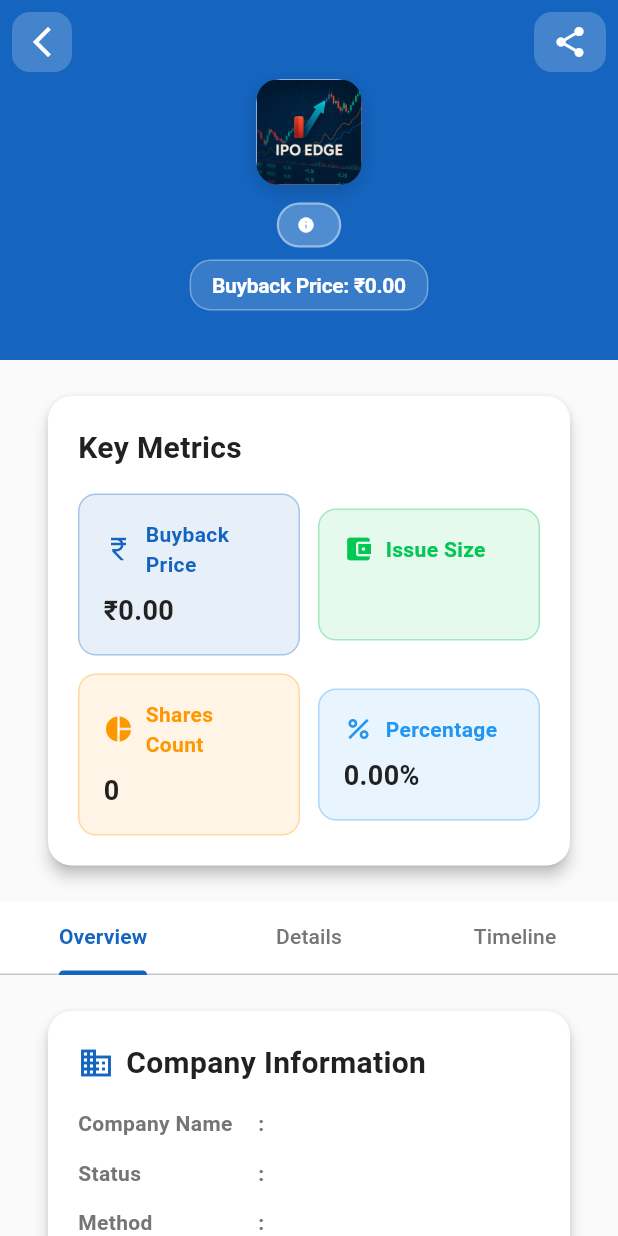
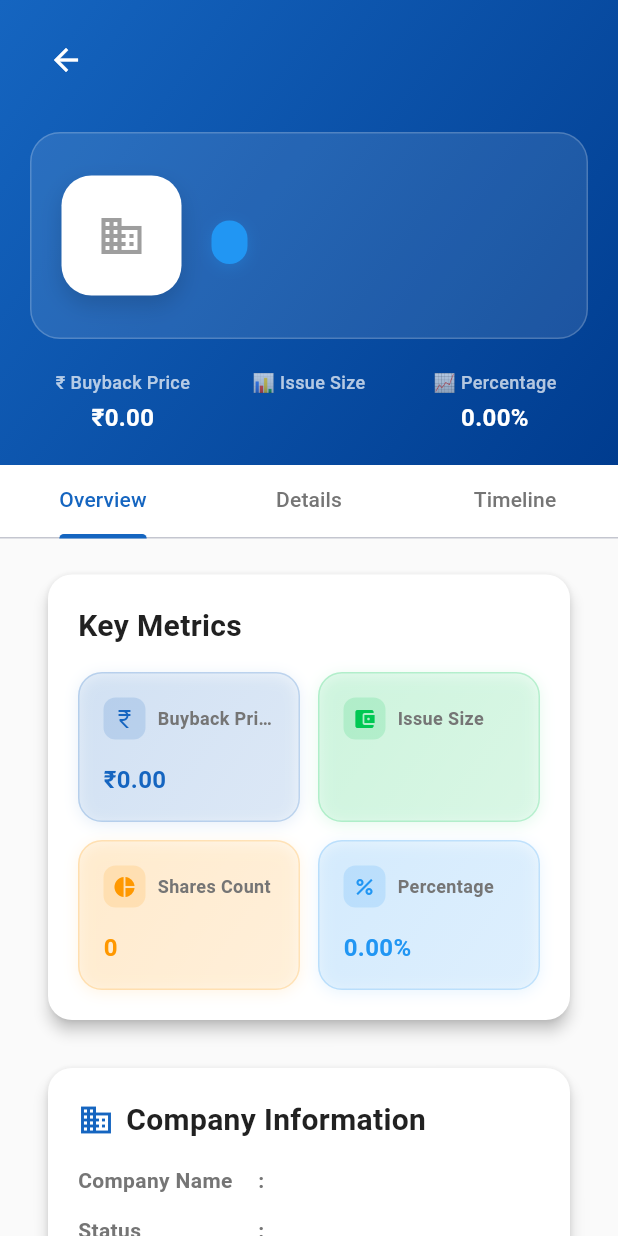
Before and after one commit to secretdeveloper90/ipoedge-app, a Flutter app: the BuybackDetailScreen screen opened directly with empty values, on a phone screen of 412 x 824 dp. Run offline on Flutter 3.47's test engine with Material 3 defaults, Android fonts, the phone set to English and light mode, and no system bars; our stand-ins replace cached_network_image, flutter_svg; network calls fail.

Commit message:
fixed the ui of buyback details page

```diff
--- a/lib/screens/buyback_detail_screen.dart
+++ b/lib/screens/buyback_detail_screen.dart
@@ -34,222 +34,17 @@ class _BuybackDetailScreenState extends State<BuybackDetailScreen>
   Widget build(BuildContext context) {
     return Scaffold(
       backgroundColor: Colors.grey[50],
-      body: CustomScrollView(
-        slivers: [
-          // Enhanced App Bar with modern hero section
-          SliverAppBar(
-            expandedHeight: 240,
-            floating: false,
-            pinned: true,
-            backgroundColor: AppColors.primary,
-            elevation: 0,
-            leading: Container(
-              margin: const EdgeInsets.all(8),
-              decoration: BoxDecoration(
-                color: Colors.white.withOpacity(0.2),
-                borderRadius: BorderRadius.circular(12),
-              ),
-              child: IconButton(
-                icon: const Icon(Icons.arrow_back_ios_new, color: Colors.white),
-                onPressed: () => Navigator.pop(context),
-              ),
-            ),
-            actions: [
+      body: Column(
+        children: [
+          _buildModernHeader(),
           Container(
-                margin: const EdgeInsets.all(8),
-                decoration: BoxDecoration(
-                  color: Colors.white.withOpacity(0.2),
-                  borderRadius: BorderRadius.circular(12),
-                ),
-                child: IconButton(
-                  icon: const Icon(Icons.share, color: Colors.white),
-                  onPressed: () {
-                    // Add share functionality
-                  },
-                ),
-              ),
-            ],
-            flexibleSpace: FlexibleSpaceBar(
-              title: Container(
-                width: double.infinity,
-                padding: const EdgeInsets.symmetric(horizontal: 16),
-                child: Text(
-                  widget.buyback.companyName,
-                  style: const TextStyle(
             color: Colors.white,
-                    fontWeight: FontWeight.w700,
-                    fontSize: 16,
-                    letterSpacing: -0.3,
-                  ),
-                  maxLines: 2,
-                  overflow: TextOverflow.ellipsis,
-                  textAlign: TextAlign.left,
-                ),
-              ),
-              titlePadding:
-                  const EdgeInsets.only(left: 0, bottom: 16, right: 16),
-              background: Container(
-                decoration: BoxDecoration(
-                  gradient: LinearGradient(
-                    begin: Alignment.topLeft,
-                    end: Alignment.bottomRight,
-                    colors: [
-                      AppColors.primary,
-                      AppColors.primary.withOpacity(0.9),
-                      AppColors.primary.withOpacity(0.8),
-                    ],
-                  ),
-                ),
-                child: SafeArea(
-                  child: Padding(
-                    padding: const EdgeInsets.symmetric(
-                        horizontal: 20, vertical: 16),
-                    child: Column(
-                      mainAxisAlignment: MainAxisAlignment.center,
-                      mainAxisSize: MainAxisSize.min,
-                      children: [
-                        const SizedBox(height: 20),
-                        // Enhanced Company logo with better styling
-                        Hero(
-                          tag: 'buyback-logo-${widget.buyback.id}',
-                          child: Container(
-                            width: 70,
-                            height: 70,
-                            decoration: BoxDecoration(
-                              borderRadius: BorderRadius.circular(16),
-                              color: Colors.white,
-                              boxShadow: [
-                                BoxShadow(
-                                  color: Colors.black.withOpacity(0.15),
-                                  blurRadius: 12,
-                                  offset: const Offset(0, 4),
-                                  spreadRadius: 1,
-                                ),
-                              ],
-                            ),
-                            child: ClipRRect(
-                              borderRadius: BorderRadius.circular(14),
-                              child: Image.network(
-                                widget.buyback.logo,
-                                fit: BoxFit.contain,
-                                errorBuilder: (context, error, stackTrace) {
-                                  return Image.asset(
-                                    'assets/images/ipo-edge-logo.jpeg',
-                                    fit: BoxFit.contain,
-                                    errorBuilder: (context, error, stackTrace) {
-                                      return Container(
-                                        decoration: BoxDecoration(
-                                          color: Colors.white,
-                                          borderRadius:
-                                              BorderRadius.circular(14),
-                                        ),
-                                        child: const Icon(
-                                          Icons.business_rounded,
-                                          color: AppColors.primary,
-                                          size: 35,
-                                        ),
-                                      );
-                                    },
-                                  );
-                                },
-                              ),
-                            ),
-                          ),
-                        ),
-                        const SizedBox(height: 12),
-                        // Enhanced status badge
-                        Container(
-                          padding: const EdgeInsets.symmetric(
-                            horizontal: 12,
-                            vertical: 5,
-                          ),
-                          decoration: BoxDecoration(
-                            color: Colors.white.withOpacity(0.25),
-                            borderRadius: BorderRadius.circular(18),
-                            border: Border.all(
-                              color: Colors.white.withOpacity(0.4),
-                              width: 1.5,
-                            ),
-                          ),
-                          child: Row(
-                            mainAxisSize: MainAxisSize.min,
-                            children: [
-                              Icon(
-                                _getStatusIcon(),
-                                color: Colors.white,
-                                size: 12,
-                              ),
-                              const SizedBox(width: 4),
-                              Text(
-                                widget.buyback.statusDisplayName,
-                                style: const TextStyle(
-                                  color: Colors.white,
-                                  fontSize: 12,
-                                  fontWeight: FontWeight.w600,
-                                ),
-                              ),
-                            ],
-                          ),
-                        ),
-                        const SizedBox(height: 8),
-                        // Buyback price highlight
-                        Container(
-                          padding: const EdgeInsets.symmetric(
-                            horizontal: 14,
-                            vertical: 6,
-                          ),
-                          decoration: BoxDecoration(
-                            color: Colors.white.withOpacity(0.15),
-                            borderRadius: BorderRadius.circular(14),
-                            border: Border.all(
-                              color: Colors.white.withOpacity(0.3),
-                              width: 1,
-                            ),
-                          ),
-                          child: Text(
-                            'Buyback Price: ${widget.buyback.formattedBuybackPrice}',
-                            style: const TextStyle(
-                              color: Colors.white,
-                              fontSize: 14,
-                              fontWeight: FontWeight.w700,
-                              letterSpacing: -0.2,
-                            ),
-                          ),
-                        ),
-                      ],
-                    ),
-                  ),
-                ),
-              ),
-            ),
-          ),
-
-          // Key Metrics Header
-          SliverToBoxAdapter(
-            child: Container(
-              margin: const EdgeInsets.all(16),
-              child: _buildKeyMetricsCard(),
-            ),
-          ),
-
-          // Tab Bar
-          SliverPersistentHeader(
-            pinned: true,
-            delegate: _SliverTabBarDelegate(
-              TabBar(
+            child: TabBar(
               controller: _tabController,
               labelColor: AppColors.primary,
-                unselectedLabelColor: AppColors.textSecondary,
+              unselectedLabelColor: Colors.grey[600],
               indicatorColor: AppColors.primary,
               indicatorWeight: 3,
-                labelStyle: const TextStyle(
-                  fontWeight: FontWeight.bold,
-                  fontSize: 14,
-                ),
-                unselectedLabelStyle: const TextStyle(
-                  fontWeight: FontWeight.w500,
-                  fontSize: 14,
-                ),
               tabs: const [
                 Tab(text: 'Overview'),
                 Tab(text: 'Details'),
@@ -257,10 +52,7 @@ class _BuybackDetailScreenState extends State<BuybackDetailScreen>
               ],
             ),
           ),
-          ),
-
-          // Tab Content
-          SliverFillRemaining(
+          Expanded(
             child: TabBarView(
               controller: _tabController,
               children: [
@@ -270,6 +62,299 @@ class _BuybackDetailScreenState extends State<BuybackDetailScreen>
               ],
             ),
           ),
+        ],
+      ),
+    );
+  }
+
+  Widget _buildModernHeader() {
+    return Container(
+      decoration: const BoxDecoration(
+        gradient: LinearGradient(
+          begin: Alignment.topLeft,
+          end: Alignment.bottomRight,
+          colors: [
+            AppColors.primary,
+            AppColors.primaryDark,
+          ],
+        ),
+      ),
+      child: SafeArea(
+        child: Container(
+          padding: const EdgeInsets.fromLTRB(20, 16, 20, 20),
+          child: Column(
+            crossAxisAlignment: CrossAxisAlignment.start,
+            children: [
+              // Navigation button
+              Row(
+                mainAxisAlignment: MainAxisAlignment.spaceBetween,
+                children: [
+                  IconButton(
+                    icon: const Icon(Icons.arrow_back,
+                        color: Colors.white, size: 24),
+                    onPressed: () => Navigator.pop(context),
+                  ),
+                  const SizedBox(), // Empty space to maintain layout
+                ],
+              ),
+              const SizedBox(height: 24),
+              // Company logo and info section
+              Container(
+                padding: const EdgeInsets.all(20),
+                decoration: BoxDecoration(
+                  color: Colors.white.withOpacity(0.1),
+                  borderRadius: BorderRadius.circular(20),
+                  border: Border.all(
+                    color: Colors.white.withOpacity(0.2),
+                    width: 1,
+                  ),
+                ),
+                child: Row(
+                  children: [
+                    // Company logo
+                    Container(
+                      width: 80,
+                      height: 80,
+                      decoration: BoxDecoration(
+                        borderRadius: BorderRadius.circular(20),
+                        color: Colors.white,
+                        boxShadow: [
+                          BoxShadow(
+                            color: Colors.black.withOpacity(0.15),
+                            blurRadius: 12,
+                            offset: const Offset(0, 6),
+                          ),
+                        ],
+                      ),
+                      padding: const EdgeInsets.all(8),
+                      child: ClipRRect(
+                        borderRadius: BorderRadius.circular(12),
+                        child: Image.network(
+                          widget.buyback.logo,
+                          fit: BoxFit.contain,
+                          errorBuilder: (context, error, stackTrace) {
+                            return const Icon(
+                              Icons.business,
+                              size: 32,
+                              color: Colors.grey,
+                            );
+                          },
+                        ),
+                      ),
+                    ),
+                    const SizedBox(width: 20),
+                    // Company info
+                    Expanded(
+                      child: Column(
+                        crossAxisAlignment: CrossAxisAlignment.start,
+                        children: [
+                          Text(
+                            widget.buyback.companyName,
+                            style: const TextStyle(
+                              fontSize: 22,
+                              fontWeight: FontWeight.bold,
+                              color: Colors.white,
+                              height: 1.2,
+                            ),
+                            maxLines: 2,
+                            overflow: TextOverflow.ellipsis,
+                          ),
+                          const SizedBox(height: 12),
+                          Row(
+                            children: [
+                              Container(
+                                padding: const EdgeInsets.symmetric(
+                                  horizontal: 12,
+                                  vertical: 6,
+                                ),
+                                decoration: BoxDecoration(
+                                  color: _getStatusColor(widget.buyback.status),
+                                  borderRadius: BorderRadius.circular(20),
+                                  boxShadow: [
+                                    BoxShadow(
+                                      color:
+                                          _getStatusColor(widget.buyback.status)
+                                              .withOpacity(0.3),
+                                      blurRadius: 8,
+                                      offset: const Offset(0, 2),
+                                    ),
+                                  ],
+                                ),
+                                child: Text(
+                                  widget.buyback.statusDisplayName,
+                                  style: const TextStyle(
+                                    fontSize: 12,
+                                    fontWeight: FontWeight.w600,
+                                    color: Colors.white,
+                                  ),
+                                ),
+                              ),
+                            ],
+                          ),
+                          const SizedBox(height: 8),
+                          Text(
+                            widget.buyback.methodDisplayName,
+                            style: const TextStyle(
+                              fontSize: 14,
+                              color: Colors.white70,
+                              fontWeight: FontWeight.w500,
+                            ),
+                          ),
+                        ],
+                      ),
+                    ),
+                  ],
+                ),
+              ),
+              const SizedBox(height: 20),
+              // Key metrics row
+              Row(
+                children: [
+                  Expanded(
+                    child: _buildHeaderMetric(
+                      '₹ Buyback Price',
+                      widget.buyback.formattedBuybackPrice,
+                    ),
+                  ),
+                  Expanded(
+                    child: _buildHeaderMetric(
+                      '📊 Issue Size',
+                      widget.buyback.issueSize,
+                    ),
+                  ),
+                  Expanded(
+                    child: _buildHeaderMetric(
+                      '📈 Percentage',
+                      widget.buyback.formattedPercentage,
+                    ),
+                  ),
+                ],
+              ),
+            ],
+          ),
+        ),
+      ),
+    );
+  }
+
+  Widget _buildHeaderMetric(String label, String value) {
+    return Column(
+      crossAxisAlignment: CrossAxisAlignment.center,
+      children: [
+        Text(
+          label,
+          style: const TextStyle(
+            fontSize: 12,
+            color: Colors.white70,
+            fontWeight: FontWeight.w500,
+          ),
+          textAlign: TextAlign.center,
+        ),
+        const SizedBox(height: 4),
+        Text(
+          value,
+          style: const TextStyle(
+            fontSize: 16,
+            fontWeight: FontWeight.bold,
+            color: Colors.white,
+          ),
+          textAlign: TextAlign.center,
+        ),
+      ],
+    );
+  }
+
+  Color _getStatusColor(String status) {
+    switch (status.toLowerCase()) {
+      case 'upcoming':
+        return AppColors.warning;
+      case 'open':
+        return AppColors.success;
+      case 'closed':
+        return AppColors.error;
+      default:
+        return AppColors.info;
+    }
+  }
+
+  Widget _buildMetricItem(
+      String label, String value, Color color, IconData icon) {
+    return Container(
+      height: 100,
+      padding: const EdgeInsets.all(16),
+      decoration: BoxDecoration(
+        gradient: LinearGradient(
+          begin: Alignment.topLeft,
+          end: Alignment.bottomRight,
+          colors: [
+            color.withOpacity(0.1),
+            color.withOpacity(0.05),
+          ],
+        ),
+        borderRadius: BorderRadius.circular(16),
+        border: Border.all(color: color.withOpacity(0.2), width: 1),
+        boxShadow: [
+          BoxShadow(
+            color: color.withOpacity(0.1),
+            blurRadius: 8,
+            offset: const Offset(0, 2),
+          ),
+        ],
+      ),
+      child: Column(
+        crossAxisAlignment: CrossAxisAlignment.start,
+        mainAxisAlignment: MainAxisAlignment.spaceBetween,
+        children: [
+          Row(
+            children: [
+              Container(
+                padding: const EdgeInsets.all(6),
+                decoration: BoxDecoration(
+                  color: color.withOpacity(0.15),
+                  borderRadius: BorderRadius.circular(8),
+                ),
+                child: Icon(icon, size: 16, color: color),
+              ),
+              const SizedBox(width: 8),
+              Expanded(
+                child: Text(
+                  label,
+                  style: const TextStyle(
+                    fontSize: 12,
+                    color: AppColors.textSecondary,
+                    fontWeight: FontWeight.w600,
+                  ),
+                  maxLines: 1,
+                  overflow: TextOverflow.ellipsis,
+                ),
+              ),
+            ],
+          ),
+          Text(
+            value,
+            style: TextStyle(
+              fontSize: 16,
+              fontWeight: FontWeight.w700,
+              color: color,
+            ),
+            maxLines: 1,
+            overflow: TextOverflow.ellipsis,
+          ),
+        ],
+      ),
+    );
+  }
+
+  Widget _buildOverviewTab() {
+    return SingleChildScrollView(
+      padding: const EdgeInsets.all(16),
+      child: Column(
+        children: [
+          _buildKeyMetricsCard(),
+          const SizedBox(height: 16),
+          _buildCompanyInfoCard(),
+          const SizedBox(height: 16),
+          _buildBuybackMethodCard(),
         ],
       ),
     );
@@ -338,61 +423,6 @@ class _BuybackDetailScreenState extends State<BuybackDetailScreen>
             ),
           ],
         ),
-      ),
-    );
-  }
-
-  Widget _buildMetricItem(
-      String label, String value, Color color, IconData icon) {
-    return Container(
-      padding: const EdgeInsets.all(16),
-      decoration: BoxDecoration(
-        color: color.withOpacity(0.1),
-        borderRadius: BorderRadius.circular(12),
-        border: Border.all(color: color.withOpacity(0.3)),
-      ),
-      child: Column(
-        crossAxisAlignment: CrossAxisAlignment.start,
-        children: [
-          Row(
-            children: [
-              Icon(icon, color: color, size: 20),
-              const SizedBox(width: 8),
-              Expanded(
-                child: Text(
-                  label,
-                  style: TextStyle(
-                    fontSize: 14,
-                    fontWeight: FontWeight.w600,
-                    color: color,
-                  ),
-                ),
-              ),
-            ],
-          ),
-          const SizedBox(height: 8),
-          Text(
-            value,
-            style: const TextStyle(
-              fontSize: 18,
-              fontWeight: FontWeight.bold,
-              color: AppColors.textPrimary,
-            ),
-          ),
-        ],
-      ),
-    );
-  }
-
-  Widget _buildOverviewTab() {
-    return SingleChildScrollView(
-      padding: const EdgeInsets.all(16),
-      child: Column(
-        children: [
-          _buildCompanyInfoCard(),
-          const SizedBox(height: 16),
-          _buildBuybackMethodCard(),
-        ],
       ),
     );
   }
@@ -853,19 +883,6 @@ class _BuybackDetailScreenState extends State<BuybackDetailScreen>
     );
   }
 
-  IconData _getStatusIcon() {
-    switch (widget.buyback.status.toLowerCase()) {
-      case 'upcoming':
-        return Icons.schedule_rounded;
-      case 'open':
-        return Icons.play_arrow_rounded;
-      case 'closed':
-        return Icons.check_circle_rounded;
-      default:
-        return Icons.info_rounded;
-    }
-  }
-
   String _formatDate(String date) {
     try {
       final DateTime parsedDate = DateTime.parse(date);
@@ -889,29 +906,3 @@ class _BuybackDetailScreenState extends State<BuybackDetailScreen>
     }
   }
 }
-
-class _SliverTabBarDelegate extends SliverPersistentHeaderDelegate {
-  final TabBar _tabBar;
-
-  _SliverTabBarDelegate(this._tabBar);
-
-  @override
-  double get minExtent => _tabBar.preferredSize.height;
-
-  @override
-  double get maxExtent => _tabBar.preferredSize.height;
-
-  @override
-  Widget build(
-      BuildContext context, double shrinkOffset, bool overlapsContent) {
-    return Container(
-      color: Colors.white,
-      child: _tabBar,
-    );
-  }
-
-  @override
-  bool shouldRebuild(_SliverTabBarDelegate oldDelegate) {
-    return false;
-  }
-}
```
Lines whose indentation alone changed are shown as unchanged.
